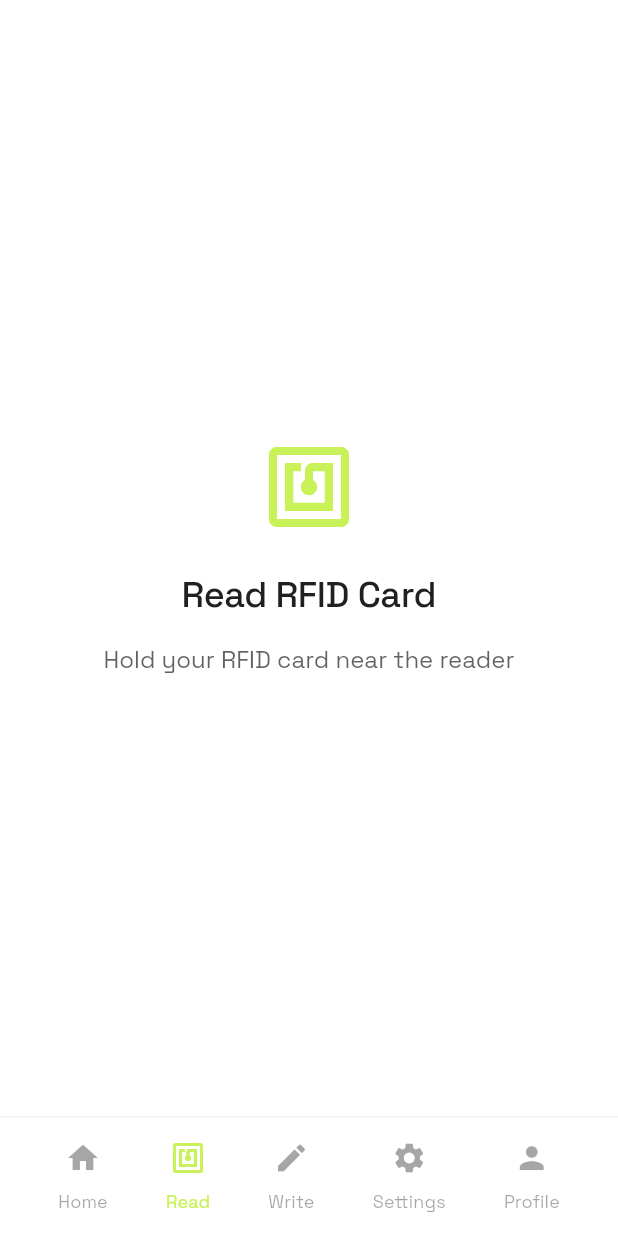
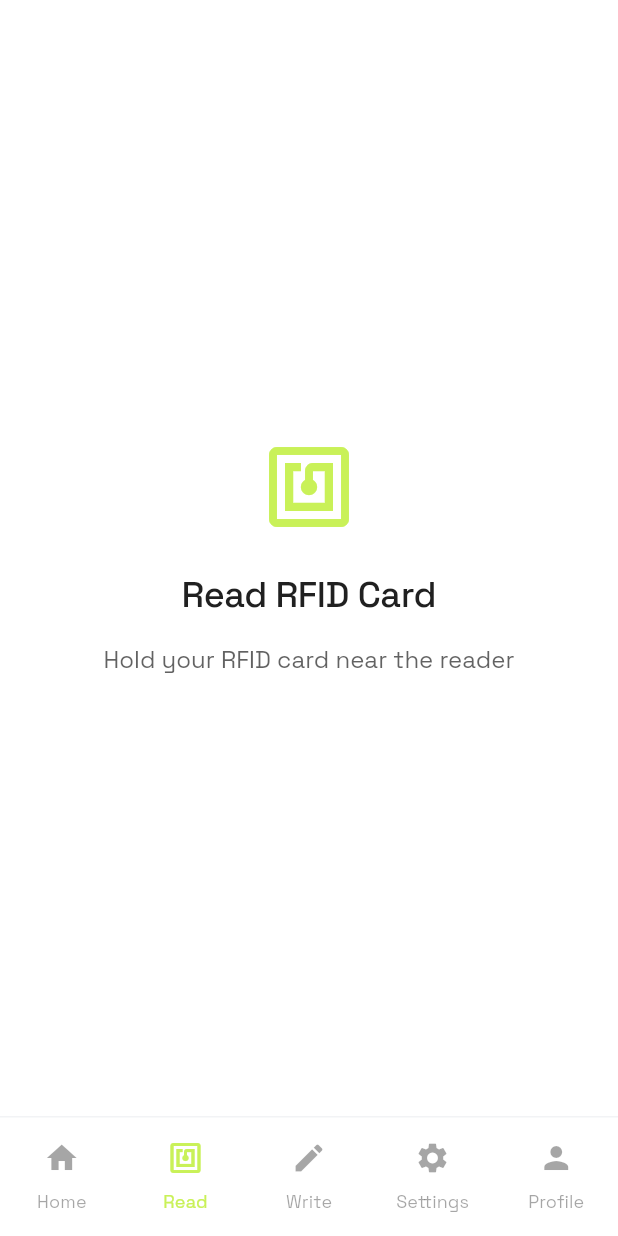
Before and after one commit to Cascalio-Studio/spool-coder-app, a Flutter app: the screen it shows after launch, after a tap on "READ", on a phone screen of 412 x 824 dp. Run offline on Flutter 3.47's test engine with Material 3 defaults, Android fonts, the phone set to English and light mode, and no system bars; our stand-ins replace get_it, go_router.

Commit message:
fixed home screen issue with scrolling.

```diff
--- a/lib/features/home/widgets/home_widgets.dart
+++ b/lib/features/home/widgets/home_widgets.dart
@@ -1,4 +1,5 @@
 import 'package:flutter/material.dart';
+import 'package:flutter/gestures.dart';
 import 'package:spool_coder_app/theme/theme.dart';
 
 /// Home screen widgets - Components for the main home screen
@@ -121,6 +122,13 @@ class SpoolSelectionSection extends StatefulWidget {
 
 class _SpoolSelectionSectionState extends State<SpoolSelectionSection> {
   int _selectedSpoolIndex = 0;
+  final ScrollController _scrollController = ScrollController();
+
+  @override
+  void dispose() {
+    _scrollController.dispose();
+    super.dispose();
+  }
 
   @override
   Widget build(BuildContext context) {
@@ -135,9 +143,28 @@ class _SpoolSelectionSectionState extends State<SpoolSelectionSection> {
           ),
         ),
         SizedBox(
-          height: 160,
+          height: 180,
+          child: Padding(
+            padding: const EdgeInsets.symmetric(horizontal: 8),
+            child: Scrollbar(
+              controller: _scrollController,
+              thumbVisibility: true,
+              trackVisibility: true,
+              radius: const Radius.circular(8),
+              thickness: 6,
+              child: ScrollConfiguration(
+                behavior: ScrollConfiguration.of(context).copyWith(
+                  dragDevices: {
+                    PointerDeviceKind.touch,
+                    PointerDeviceKind.mouse,
+                  },
+                ),
+                child: Padding(
+                  padding: const EdgeInsets.only(bottom: 12),
                   child: ListView.builder(
+                    controller: _scrollController,
                     scrollDirection: Axis.horizontal,
+                    physics: const BouncingScrollPhysics(),
                     padding: const EdgeInsets.symmetric(horizontal: 16),
                     itemCount: _spoolData.length,
                     itemBuilder: (context, index) {
@@ -151,6 +178,10 @@ class _SpoolSelectionSectionState extends State<SpoolSelectionSection> {
                       },
                     );
                   },
+                ),
+                ),
+              ),
+            ),
           ),
         ),
       ],
@@ -173,10 +204,15 @@ class SpoolCard extends StatelessWidget {
 
   @override
   Widget build(BuildContext context) {
+    final screenWidth = MediaQuery.of(context).size.width;
+    // Responsive card width: fit 2.5 cards on screen, fallback to 280px for small screens
+    final cardWidth = screenWidth > 700
+        ? (screenWidth - 32 - 24) / 2.5
+        : 280.0;
     return GestureDetector(
       onTap: onTap,
       child: Container(
-        width: 280,
+        width: cardWidth,
         margin: const EdgeInsets.only(right: 12),
         decoration: BoxDecoration(
           color: AppColors.pureWhite,
@@ -195,7 +231,6 @@ class SpoolCard extends StatelessWidget {
         ),
         child: Padding(
           padding: const EdgeInsets.all(16),
-          child: SingleChildScrollView(
           child: Column(
             crossAxisAlignment: CrossAxisAlignment.start,
             children: [
@@ -234,7 +269,6 @@ class SpoolCard extends StatelessWidget {
                 style: AppTextStyles.spoolCardLastUsed,
               ),
             ],
-            ),
           ),
         ),
       ),
--- a/lib/presentation/screens/home_screen.dart
+++ b/lib/presentation/screens/home_screen.dart
@@ -219,15 +219,24 @@ class _HomeScreenState extends State<HomeScreen> {
 
   Widget _buildNavItem(int index, IconData icon, String label) {
     final isActive = _currentBottomNavIndex == index;
+    final isDark = Theme.of(context).brightness == Brightness.dark;
 
-    return GestureDetector(
+    return Expanded(
+      child: InkWell(
+        borderRadius: BorderRadius.circular(20),
+        splashColor: isDark ? AppColors.accentGreen.withOpacity(0.2) : AppColors.backgroundGray.withOpacity(0.4),
+        highlightColor: isDark ? AppColors.accentGreen.withOpacity(0.1) : AppColors.backgroundGray.withOpacity(0.2),
+        hoverColor: isDark ? AppColors.accentGreen.withOpacity(0.1) : AppColors.backgroundGray.withOpacity(0.2),
         onTap: () {
           setState(() {
             _currentBottomNavIndex = index;
           });
         },
+        child: Padding(
+          padding: const EdgeInsets.symmetric(vertical: 8),
           child: Column(
             mainAxisAlignment: MainAxisAlignment.center,
+            mainAxisSize: MainAxisSize.min,
             children: [
               Icon(
                 icon,
@@ -243,6 +252,8 @@ class _HomeScreenState extends State<HomeScreen> {
               ),
             ],
           ),
+        ),
+      ),
     );
   }
 }
```
Lines whose indentation alone changed are shown as unchanged.
